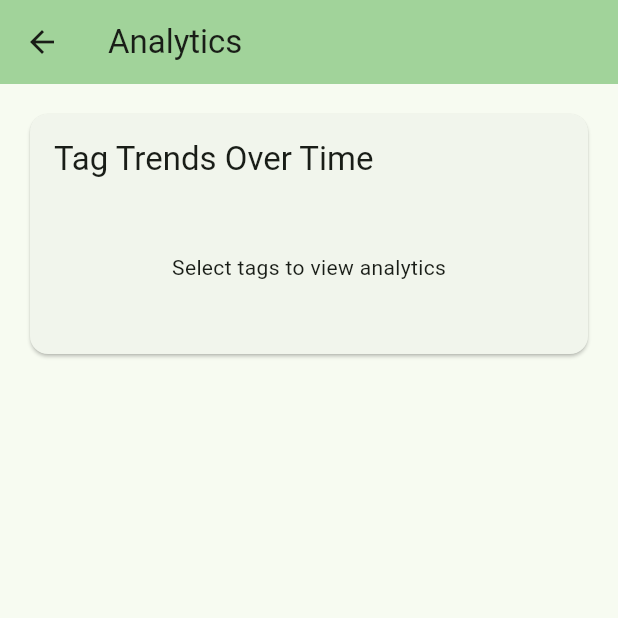
After one commit to kashr-app/kashr, a Flutter app: the screen it shows after launch, after a tap on the "analytics" icon, on a phone screen of 412 x 824 dp, the top half of it. The commit adds this screen. Run offline on Flutter 3.47's test engine with Material 3 defaults, Android fonts, the phone set to English and light mode, and no system bars; our stand-ins replace decimal, dio, fl_chart, flutter_bloc, flutter_secure_storage, freezed_annotation and 9 more; missing offline and left inert: string_similarity; accounts and stored records are empty; generated files the repository leaves out were written again.

Commit message:
feat: basic analytics page

```diff
--- /dev/null
+++ b/lib/analytics/analytics_page.dart
@@ -0,0 +1,111 @@
+import 'package:finanalyzer/analytics/cubit/analytics_cubit.dart';
+import 'package:finanalyzer/analytics/cubit/analytics_state.dart';
+import 'package:finanalyzer/analytics/widgets/analytics_chart.dart';
+import 'package:finanalyzer/analytics/widgets/tag_filter_section.dart';
+import 'package:finanalyzer/turnover/model/tag_repository.dart';
+import 'package:finanalyzer/turnover/model/tag_turnover_repository.dart';
+import 'package:flutter/material.dart';
+import 'package:flutter_bloc/flutter_bloc.dart';
+import 'package:go_router/go_router.dart';
+
+part '../_gen/analytics/analytics_page.g.dart';
+
+@TypedGoRoute<AnalyticsRoute>(path: '/app/analytics')
+class AnalyticsRoute extends GoRouteData with $AnalyticsRoute {
+  const AnalyticsRoute();
+
+  @override
+  Widget build(BuildContext context, GoRouterState state) {
+    return BlocProvider(
+      create: (context) => AnalyticsCubit(
+        context.read<TagTurnoverRepository>(),
+        context.read<TagRepository>(),
+      )..loadData(),
+      child: const AnalyticsPage(),
+    );
+  }
+}
+
+class AnalyticsPage extends StatelessWidget {
+  const AnalyticsPage({super.key});
+
+  @override
+  Widget build(BuildContext context) {
+    return Scaffold(
+      appBar: AppBar(
+        backgroundColor: Theme.of(context).colorScheme.inversePrimary,
+        title: const Text('Analytics'),
+      ),
+      body: BlocBuilder<AnalyticsCubit, AnalyticsState>(
+        builder: (context, state) {
+          if (state.status.isLoading) {
+            return const Center(child: CircularProgressIndicator());
+          }
+
+          if (state.status.isError) {
+            return Center(
+              child: Column(
+                mainAxisAlignment: MainAxisAlignment.center,
+                children: [
+                  const Icon(
+                    Icons.error_outline,
+                    size: 48,
+                    color: Colors.red,
+                  ),
+                  const SizedBox(height: 16),
+                  Text(
+                    state.errorMessage ?? 'An error occurred',
+                    textAlign: TextAlign.center,
+                  ),
+                  const SizedBox(height: 16),
+                  ElevatedButton(
+                    onPressed: () =>
+                        context.read<AnalyticsCubit>().loadData(),
+                    child: const Text('Retry'),
+                  ),
+                ],
+              ),
+            );
+          }
+
+          return RefreshIndicator(
+            onRefresh: () => context.read<AnalyticsCubit>().loadData(),
+            child: ListView(
+              padding: const EdgeInsets.all(16),
+              children: [
+                Card(
+                  child: Padding(
+                    padding: const EdgeInsets.all(16),
+                    child: Column(
+                      crossAxisAlignment: CrossAxisAlignment.start,
+                      children: [
+                        Text(
+                          'Tag Trends Over Time',
+                          style: Theme.of(context).textTheme.titleLarge,
+                        ),
+                        const SizedBox(height: 16),
+                        if (state.selectedTagIds.isEmpty)
+                          const Padding(
+                            padding: EdgeInsets.symmetric(vertical: 32),
+                            child: Center(
+                              child: Text(
+                                'Select tags to view analytics',
+                              ),
+                            ),
+                          )
+                        else
+                          const AnalyticsChart(),
+                      ],
+                    ),
+                  ),
+                ),
+                const SizedBox(height: 16),
+                const TagFilterSection(),
+              ],
+            ),
+          );
+        },
+      ),
+    );
+  }
+}
--- /dev/null
+++ b/lib/analytics/cubit/analytics_cubit.dart
@@ -0,0 +1,112 @@
+import 'dart:developer' as developer;
+
+import 'package:finanalyzer/analytics/cubit/analytics_state.dart';
+import 'package:finanalyzer/core/status.dart';
+import 'package:finanalyzer/turnover/model/tag_repository.dart';
+import 'package:finanalyzer/turnover/model/tag_turnover_repository.dart';
+import 'package:flutter_bloc/flutter_bloc.dart';
+import 'package:uuid/uuid.dart';
+
+class AnalyticsCubit extends Cubit<AnalyticsState> {
+  final TagTurnoverRepository _tagTurnoverRepository;
+  final TagRepository _tagRepository;
+
+  AnalyticsCubit(
+    this._tagTurnoverRepository,
+    this._tagRepository,
+  ) : super(
+          AnalyticsState(
+            startDate: DateTime(
+              DateTime.now().year,
+              DateTime.now().month - 5,
+              1,
+            ),
+            endDate: DateTime(
+              DateTime.now().year,
+              DateTime.now().month + 1,
+              1,
+            ),
+          ),
+        );
+
+  Future<void> loadData() async {
+    try {
+      final isInitialLoad = state.status.isInitial;
+      emit(state.copyWith(status: Status.loading));
+
+      // Load all tags
+      final allTags = await _tagRepository.getAllTags();
+
+      // If no tags are selected yet, select all tags
+      final selectedTagIds = isInitialLoad && state.selectedTagIds.isEmpty
+          ? allTags.where((t) => t.id != null).map((t) => t.id!).toList()
+          : state.selectedTagIds;
+
+      // Load data summaries for the selected date range
+      final dataSummaries =
+          await _tagTurnoverRepository.getTagSummariesForDateRange(
+        startDate: state.startDate,
+        endDate: state.endDate,
+        tagIds: selectedTagIds.isEmpty ? null : selectedTagIds,
+      );
+
+      emit(
+        state.copyWith(
+          status: Status.success,
+          allTags: allTags,
+          selectedTagIds: selectedTagIds,
+          dataSummaries: dataSummaries,
+        ),
+      );
+    } catch (e, s) {
+      developer.log(
+        'Failed to load analytics data',
+        name: 'analytics',
+        level: 1000,
+        error: e,
+        stackTrace: s,
+      );
+      emit(
+        state.copyWith(
+          status: Status.error,
+          errorMessage: 'Failed to load analytics data: $e',
+        ),
+      );
+    }
+  }
+
+  void toggleTag(UuidValue tagId) {
+    final selectedTagIds = List<UuidValue>.from(state.selectedTagIds);
+
+    if (selectedTagIds.contains(tagId)) {
+      selectedTagIds.remove(tagId);
+    } else {
+      selectedTagIds.add(tagId);
+    }
+
+    emit(state.copyWith(selectedTagIds: selectedTagIds));
+    loadData();
+  }
+
+  void selectAllTags() {
+    final allTagIds =
+        state.allTags.where((t) => t.id != null).map((t) => t.id!).toList();
+    emit(state.copyWith(selectedTagIds: allTagIds));
+    loadData();
+  }
+
+  void deselectAllTags() {
+    emit(state.copyWith(selectedTagIds: []));
+    loadData();
+  }
+
+  void setDateRange(DateTime startDate, DateTime endDate) {
+    emit(
+      state.copyWith(
+        startDate: startDate,
+        endDate: endDate,
+      ),
+    );
+    loadData();
+  }
+}
--- /dev/null
+++ b/lib/analytics/cubit/analytics_state.dart
@@ -0,0 +1,30 @@
+import 'package:finanalyzer/core/status.dart';
+import 'package:finanalyzer/turnover/model/tag.dart';
+import 'package:finanalyzer/turnover/model/tag_turnover_repository.dart';
+import 'package:freezed_annotation/freezed_annotation.dart';
+import 'package:uuid/uuid.dart';
+
+part '../../_gen/analytics/cubit/analytics_state.freezed.dart';
+part '../../_gen/analytics/cubit/analytics_state.g.dart';
+
+@freezed
+abstract class AnalyticsState with _$AnalyticsState {
+  const factory AnalyticsState({
+    @Default(Status.initial) Status status,
+    @JsonKey(includeFromJson: false, includeToJson: false)
+    @Default([])
+    List<Tag> allTags,
+    @JsonKey(includeFromJson: false, includeToJson: false)
+    @Default([])
+    List<UuidValue> selectedTagIds,
+    @JsonKey(includeFromJson: false, includeToJson: false)
+    @Default({})
+    Map<String, List<TagSummary>> dataSummaries,
+    required DateTime startDate,
+    required DateTime endDate,
+    String? errorMessage,
+  }) = _AnalyticsState;
+
+  factory AnalyticsState.fromJson(Map<String, dynamic> json) =>
+      _$AnalyticsStateFromJson(json);
+}
--- /dev/null
+++ b/lib/analytics/widgets/tag_filter_section.dart
@@ -0,0 +1,91 @@
+import 'package:finanalyzer/analytics/cubit/analytics_cubit.dart';
+import 'package:finanalyzer/analytics/cubit/analytics_state.dart';
+import 'package:finanalyzer/turnover/widgets/tag_avatar.dart';
+import 'package:flutter/material.dart';
+import 'package:flutter_bloc/flutter_bloc.dart';
+
+class TagFilterSection extends StatelessWidget {
+  const TagFilterSection({super.key});
+
+  @override
+  Widget build(BuildContext context) {
+    return BlocBuilder<AnalyticsCubit, AnalyticsState>(
+      builder: (context, state) {
+        if (state.allTags.isEmpty) {
+          return const SizedBox.shrink();
+        }
+
+        return Card(
+          child: Padding(
+            padding: const EdgeInsets.all(16),
+            child: Column(
+              crossAxisAlignment: CrossAxisAlignment.start,
+              children: [
+                Row(
+                  mainAxisAlignment: MainAxisAlignment.spaceBetween,
+                  children: [
+                    Text(
+                      'Filter by Tags',
+                      style: Theme.of(context).textTheme.titleMedium,
+                    ),
+                    Row(
+                      children: [
+                        TextButton(
+                          onPressed: () => context
+                              .read<AnalyticsCubit>()
+                              .selectAllTags(),
+                          child: const Text('Select All'),
+                        ),
+                        TextButton(
+                          onPressed: () => context
+                              .read<AnalyticsCubit>()
+                              .deselectAllTags(),
+                          child: const Text('Clear'),
+                        ),
+                      ],
+                    ),
+                  ],
+                ),
+                const SizedBox(height: 8),
+                Text(
+                  '${state.selectedTagIds.length} of ${state.allTags.length} selected',
+                  style: Theme.of(context).textTheme.bodySmall,
+                ),
+                const SizedBox(height: 16),
+                Wrap(
+                  spacing: 8,
+                  runSpacing: 8,
+                  children: state.allTags.map((tag) {
+                    final isSelected = tag.id != null &&
+                        state.selectedTagIds
+                            .any((id) => id.uuid == tag.id!.uuid);
+
+                    return FilterChip(
+                      label: Row(
+                        mainAxisSize: MainAxisSize.min,
+                        children: [
+                          TagAvatar(
+                            tag: tag,
+                            radius: 12,
+                          ),
+                          const SizedBox(width: 8),
+                          Text(tag.name),
+                        ],
+                      ),
+                      selected: isSelected,
+                      onSelected: tag.id == null
+                          ? null
+                          : (_) => context
+                              .read<AnalyticsCubit>()
+                              .toggleTag(tag.id!),
+                    );
+                  }).toList(),
+                ),
+              ],
+            ),
+          ),
+        );
+      },
+    );
+  }
+}
--- a/lib/home/home_page.dart
+++ b/lib/home/home_page.dart
@@ -1,5 +1,6 @@
 import 'dart:convert';
 
+import 'package:finanalyzer/analytics/analytics_page.dart';
 import 'package:finanalyzer/comdirect/comdirect_login_page.dart';
 import 'package:finanalyzer/comdirect/comdirect_page.dart';
 import 'package:finanalyzer/core/widgets/period_selector.dart';
@@ -29,6 +30,7 @@ part '../_gen/home/home_page.g.dart';
   routes: <TypedGoRoute<GoRouteData>>[
     TypedGoRoute<SettingsRoute>(path: 'settings'),
     TypedGoRoute<TagsRoute>(path: 'tags'),
+    TypedGoRoute<AnalyticsRoute>(path: 'analytics'),
     TypedGoRoute<TurnoversRoute>(
       path: 'turnovers',
       routes: [TypedGoRoute<TurnoverTagsRoute>(path: ':turnoverId/tags')],
@@ -74,6 +76,10 @@ class HomePage extends StatelessWidget {
           IconButton(
             onPressed: () => const TagsRoute().go(context),
             icon: const Icon(Icons.label),
+          ),
+          IconButton(
+            onPressed: () => const AnalyticsRoute().go(context),
+            icon: const Icon(Icons.analytics),
           ),
           IconButton(
             onPressed: () => const SettingsRoute().go(context),
--- a/lib/turnover/model/tag_turnover_repository.dart
+++ b/lib/turnover/model/tag_turnover_repository.dart
@@ -361,6 +361,70 @@ class TagTurnoverRepository {
       return TagSummary(tag: tag, totalAmount: totalAmount);
     }).toList();
   }
+
+  /// Fetches tag summaries across multiple months for analytics.
+  /// Returns a map where the key is "YYYY-MM" and the value is
+  /// a list of TagSummary for that month.
+  Future<Map<String, List<TagSummary>>> getTagSummariesForDateRange({
+    required DateTime startDate,
+    required DateTime endDate,
+    List<UuidValue>? tagIds,
+  }) async {
+    final db = await DatabaseHelper().database;
+
+    // Build tag filter if provided
+    final tagFilter = tagIds != null && tagIds.isNotEmpty
+        ? 'AND t.id IN (${List.filled(tagIds.length, '?').join(',')})'
+        : '';
+
+    final tagArgs =
+        tagIds?.map((id) => id.uuid).toList() ?? <String>[];
+
+    final result = await db.rawQuery(
+      '''
+      SELECT
+        strftime('%Y-%m', tv.bookingDate) as month,
+        t.id as tag_id,
+        t.name as tag_name,
+        t.color as tag_color,
+        SUM(tt.amountValue) as total_amount
+      FROM tag_turnover tt
+      INNER JOIN tag t ON tt.tagId = t.id
+      INNER JOIN turnover tv ON tt.turnoverId = tv.id
+      WHERE tv.bookingDate >= ? AND tv.bookingDate < ?
+      $tagFilter
+      GROUP BY month, t.id, t.name, t.color
+      ORDER BY month ASC, total_amount DESC
+      ''',
+      [
+        Jiffy.parseFromDateTime(startDate).format(pattern: isoDateFormat),
+        Jiffy.parseFromDateTime(endDate).format(pattern: isoDateFormat),
+        ...tagArgs,
+      ],
+    );
+
+    final summariesByMonth = <String, List<TagSummary>>{};
+
+    for (final map in result) {
+      final month = map['month'] as String;
+      final tag = Tag(
+        id: UuidValue.fromString(map['tag_id'] as String),
+        name: map['tag_name'] as String,
+        color: map['tag_color'] as String?,
+      );
+
+      final totalAmountInt = map['total_amount'] as int? ?? 0;
+      final totalAmount = (Decimal.fromInt(totalAmountInt) /
+              Decimal.fromInt(100))
+          .toDecimal(scaleOnInfinitePrecision: 2);
+
+      final summary = TagSummary(tag: tag, totalAmount: totalAmount);
+
+      summariesByMonth.putIfAbsent(month, () => []).add(summary);
+    }
+
+    return summariesByMonth;
+  }
 }
 
 /// A summary of spending for a specific tag.
--- a/pubspec.yaml
+++ b/pubspec.yaml
@@ -45,6 +45,7 @@ dependencies:
   jiffy: ^6.4.3
   package_info_plus: ^9.0.0
   string_similarity: ^2.1.1
+  fl_chart: ^1.1.1
 
 dev_dependencies:
   flutter_test:
```
Also changed, not shown: lib/analytics/widgets/analytics_chart.dart (added, +204 -0 lines), pubspec.lock.
